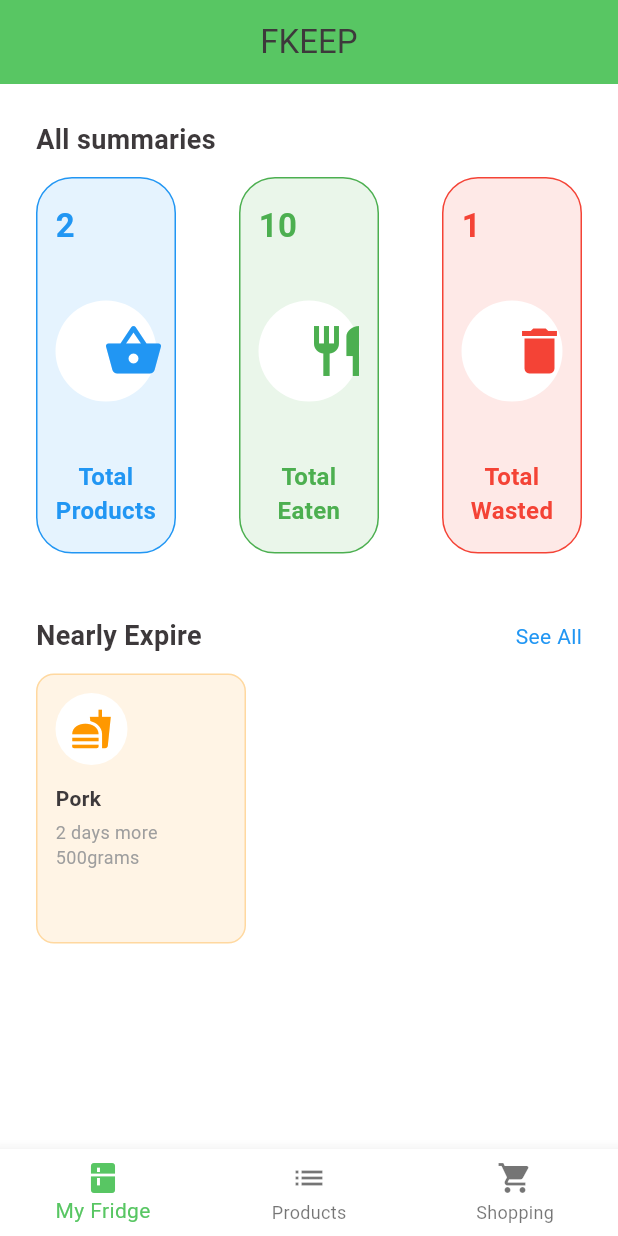
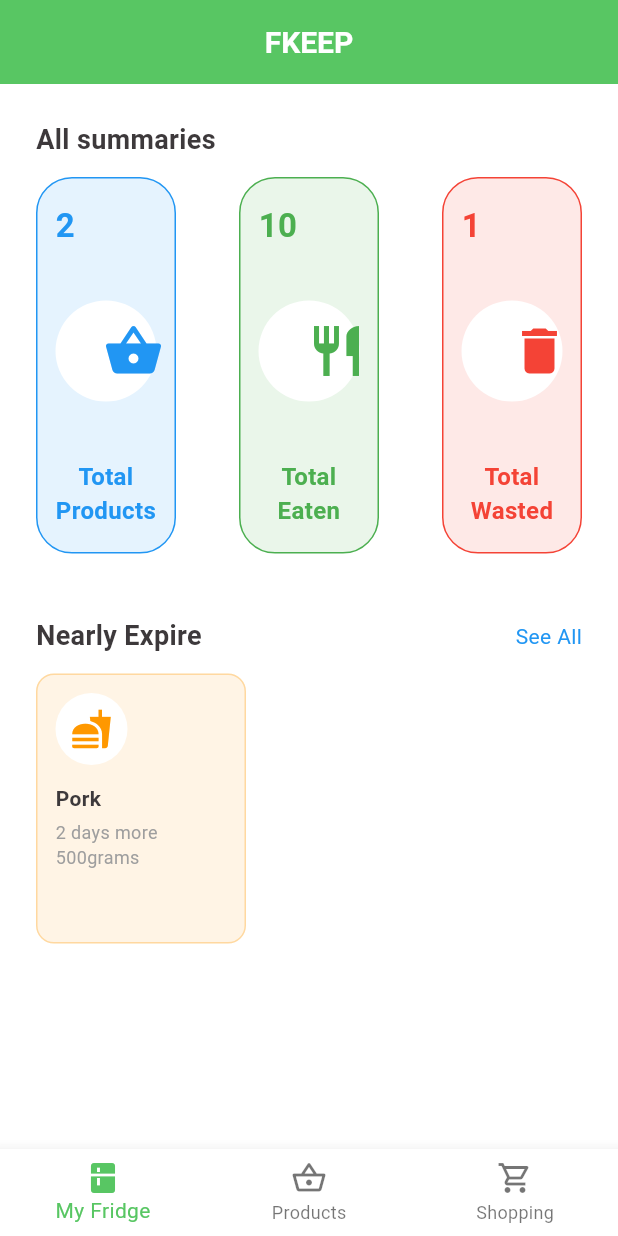
Before and after one commit to Gechtyoeng/FLUTTER-PROJECT-FKEEP, a Flutter app: the screen it shows after launch, on a phone screen of 412 x 824 dp. Run offline on Flutter 3.47's test engine with Material 3 defaults, Android fonts, the phone set to English and light mode, and no system bars; our stand-ins replace go_router, shared_preferences.

Commit message:
update navigation-bar avoid duplicate

```diff
--- a/f_keep/lib/core/routes/app_router.dart
+++ b/f_keep/lib/core/routes/app_router.dart
@@ -7,6 +7,8 @@ import '../../presentation/screens/shopping_screen.dart';
 import '../../presentation/screens/product_form.dart';
 import '../../presentation/screens/shopping_list_detail.dart';
 import '../../presentation/screens/product_detail.dart';
+import 'package:flutter/material.dart';
+import '../../presentation/widgets/navigation_bar.dart';
 
 class AppRoutes {
   static const home = 'home';
@@ -21,9 +23,23 @@ class AppRoutes {
 final GoRouter fKeepRouter = GoRouter(
   initialLocation: '/home',
   routes: [
-    GoRoute(path: '/home', name: AppRoutes.home, builder: (context, state) => const HomeScreen()),
-    GoRoute(path: '/products', name: AppRoutes.products, builder: (context, state) => const ProductScreen()),
-    GoRoute(path: '/shopping', name: AppRoutes.shopping, builder: (context, state) => const ShoppingScreen()),
+    ShellRoute(
+      builder: (context, state, child) {
+        final location = state.matchedLocation;
+        int currentIndex = 0;
+        if (location.startsWith('/products')) currentIndex = 1;
+        if (location.startsWith('/shopping')) currentIndex = 2;
+        return Scaffold(
+          body: child,
+          bottomNavigationBar: Navigationbar(currentIndex: currentIndex),
+        );
+      },
+      routes: [
+        GoRoute(path: '/home', name: AppRoutes.home, builder: (context, state) => const HomeScreen()),
+        GoRoute(path: '/products', name: AppRoutes.products, builder: (context, state) => const ProductScreen()),
+        GoRoute(path: '/shopping', name: AppRoutes.shopping, builder: (context, state) => const ShoppingScreen()),
+      ],
+    ),
     // screen that do not need the bottom navigation bar
     GoRoute(
       path: '/product-form',
--- a/f_keep/lib/presentation/screens/home_screen.dart
+++ b/f_keep/lib/presentation/screens/home_screen.dart
@@ -1,7 +1,6 @@
 import 'package:f_keep/presentation/widgets/product_card.dart';
 import 'package:flutter/material.dart';
 import '../../data/mock/mocks_data.dart';
-import '../widgets/navigation_bar.dart';
 import '../widgets/summary_card.dart';
 
 class HomeScreen extends StatelessWidget {
@@ -11,10 +10,7 @@ class HomeScreen extends StatelessWidget {
   Widget build(BuildContext context) {
     final totalProducts = mockProducts.length;
     final totalEaten = mockHistory.fold<int>(0, (sum, h) => sum + h.totalEaten);
-    final totalWasted = mockHistory.fold<int>(
-      0,
-      (sum, h) => sum + h.totalWasted,
-    );
+    final totalWasted = mockHistory.fold<int>(0, (sum, h) => sum + h.totalWasted);
     final nearlyExpire = mockProducts.where((p) {
       if (p.expireDate == null) return false;
       final daysLeft = p.expireDate!.difference(DateTime.now()).inDays;
@@ -22,46 +18,35 @@ class HomeScreen extends StatelessWidget {
     }).toList();
 
     return Scaffold(
-      appBar: AppBar(title: const Text("FKEEP"), centerTitle: true, backgroundColor: Theme.of(context).colorScheme.primary),
+      appBar: AppBar(
+        title: Text(
+          "FKEEP",
+          style: TextStyle(color: Theme.of(context).colorScheme.onPrimary, fontSize: 20, fontWeight: FontWeight.bold),
+        ),
+        centerTitle: true,
+        backgroundColor: Theme.of(context).colorScheme.primary,
+      ),
       body: SingleChildScrollView(
         padding: const EdgeInsets.all(24),
         child: Column(
           crossAxisAlignment: CrossAxisAlignment.start,
           children: [
             // Summary section
-            const Text(
-              "All summaries",
-              style: TextStyle(fontSize: 18, fontWeight: FontWeight.bold),
-            ),
+            const Text("All summaries", style: TextStyle(fontSize: 18, fontWeight: FontWeight.bold)),
             const SizedBox(height: 12),
             Row(
               mainAxisAlignment: MainAxisAlignment.spaceEvenly,
               children: [
                 Expanded(
-                  child: SummaryCard(
-                    title: "Total Products",
-                    value: totalProducts.toString(),
-                    color: Colors.blue,
-                    icon: Icons.shopping_basket,
-                  ),
+                  child: SummaryCard(title: "Total Products", value: totalProducts.toString(), color: Colors.blue, icon: Icons.shopping_basket),
                 ),
                 SizedBox(width: 42),
                 Expanded(
-                  child: SummaryCard(
-                    title: "Total Eaten",
-                    value: totalEaten.toString(),
-                    color: Colors.green,
-                    icon: Icons.restaurant,
-                  ),
+                  child: SummaryCard(title: "Total Eaten", value: totalEaten.toString(), color: Colors.green, icon: Icons.restaurant),
                 ),
                 SizedBox(width: 42),
                 Expanded(
-                  child: SummaryCard(
-                    title: "Total Wasted",
-                    value: totalWasted.toString(),
-                    color: Colors.red,
-                    icon: Icons.delete,
-                  ),
+                  child: SummaryCard(title: "Total Wasted", value: totalWasted.toString(), color: Colors.red, icon: Icons.delete),
                 ),
               ],
             ),
@@ -71,10 +56,7 @@ class HomeScreen extends StatelessWidget {
             Row(
               mainAxisAlignment: MainAxisAlignment.spaceBetween,
               children: const [
-                Text(
-                  "Nearly Expire",
-                  style: TextStyle(fontSize: 18, fontWeight: FontWeight.bold),
-                ),
+                Text("Nearly Expire", style: TextStyle(fontSize: 18, fontWeight: FontWeight.bold)),
                 Text("See All", style: TextStyle(color: Colors.blue)),
               ],
             ),
@@ -88,9 +70,7 @@ class HomeScreen extends StatelessWidget {
                 separatorBuilder: (_, __) => const SizedBox(width: 12),
                 itemBuilder: (context, index) {
                   final product = nearlyExpire[index];
-                  final daysLeft = product.expireDate != null
-                      ? product.expireDate!.difference(DateTime.now()).inDays
-                      : 0;
+                  final daysLeft = product.expireDate != null ? product.expireDate!.difference(DateTime.now()).inDays : 0;
                   return ProductCard(
                     name: product.productName,
                     subtitle: "$daysLeft days more",
@@ -104,20 +84,6 @@ class HomeScreen extends StatelessWidget {
           ],
         ),
       ),
-      bottomNavigationBar: BottomNavigationBar(
-        currentIndex: 0,
-        items: const [
-          BottomNavigationBarItem(
-            icon: Icon(Icons.kitchen),
-            label: "My Fridge",
-          ),
-          BottomNavigationBarItem(icon: Icon(Icons.list), label: "Products"),
-          BottomNavigationBarItem(
-            icon: Icon(Icons.shopping_cart),
-            label: "Shopping",
-          ),
-        ],
-      ),
     );
   }
 }
--- a/f_keep/lib/presentation/widgets/navigation_bar.dart
+++ b/f_keep/lib/presentation/widgets/navigation_bar.dart
@@ -26,9 +26,9 @@ class Navigationbar extends StatelessWidget {
         }
       },
       items: const [
-        BottomNavigationBarItem(icon: Icon(Icons.kitchen), label: "My Fridge"),
-        BottomNavigationBarItem(icon: Icon(Icons.shopping_basket), label: "Products"),
-        BottomNavigationBarItem(icon: Icon(Icons.shopping_cart), label: "Shopping"),
+        BottomNavigationBarItem(icon: Icon(Icons.kitchen_outlined), activeIcon: Icon(Icons.kitchen), label: "My Fridge"),
+        BottomNavigationBarItem(icon: Icon(Icons.shopping_basket_outlined), activeIcon: Icon(Icons.shopping_basket), label: "Products"),
+        BottomNavigationBarItem(icon: Icon(Icons.shopping_cart_outlined), activeIcon: Icon(Icons.shopping_cart), label: "Shopping"),
       ],
     );
   }
--- a/f_keep/pubspec.yaml
+++ b/f_keep/pubspec.yaml
@@ -36,7 +36,6 @@ dependencies:
   # The following adds the Cupertino Icons font to your application.
   # Use with the CupertinoIcons class for iOS style icons.
   cupertino_icons: ^1.0.8
-  go_router: ^17.0.1
 
 dev_dependencies:
   flutter_test:
```
Also changed, not shown: f_keep/lib/presentation/screens/product_screen.dart (+8 -3 lines), f_keep/lib/presentation/screens/shopping_screen.dart (+5 -4 lines).
